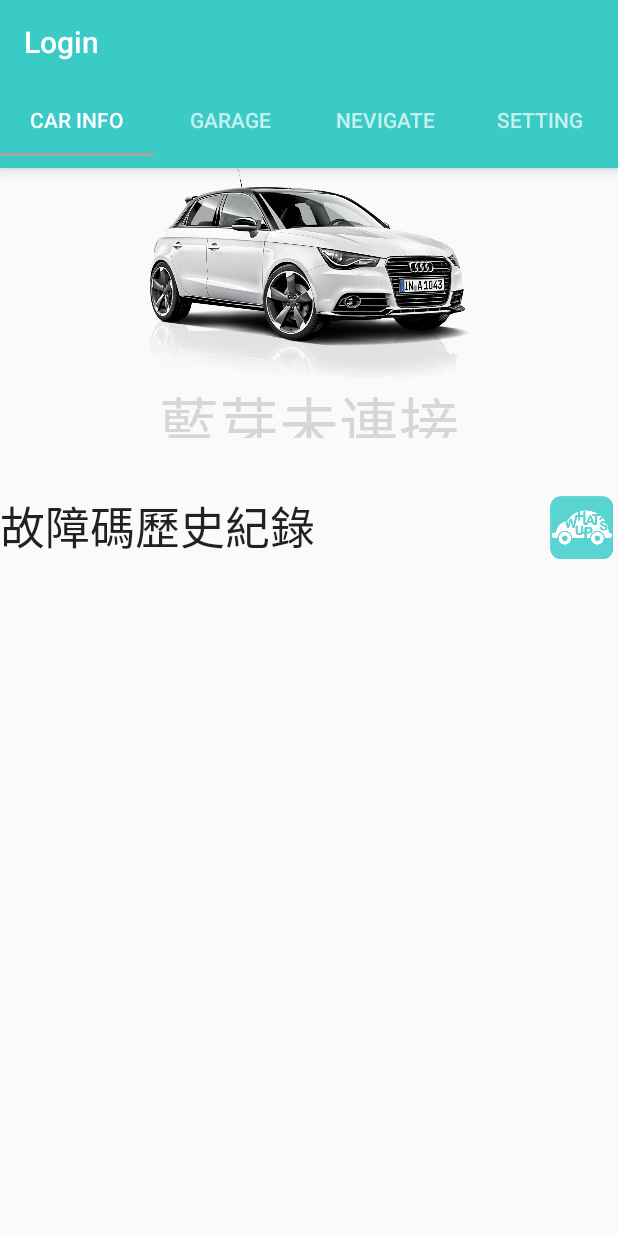
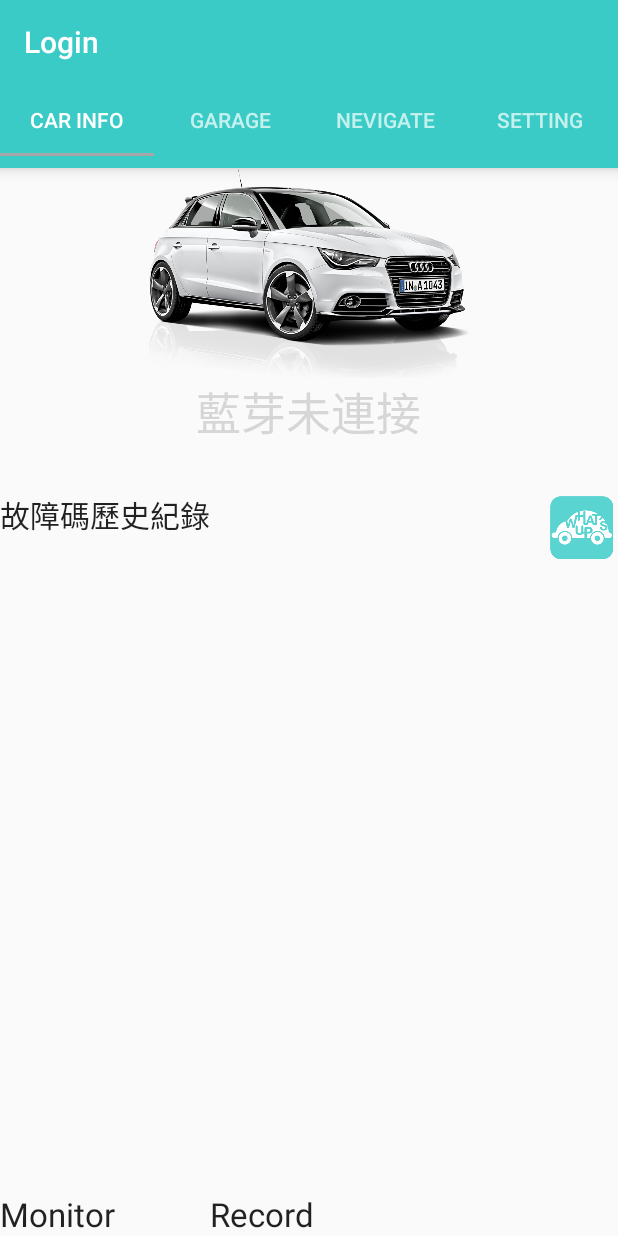
Before and after one commit to BowenKuo/jiatengying, an Android app: the CarInfo screen opened directly, with no data from a screen before it, on a phone screen of 412 x 824 dp. Run offline under Robolectric (Android 15) with nearby library versions, the phone set to English and light mode, and no system bars.

Commit message:
Add some function~~

```diff
--- /dev/null
+++ b/app/src/main/java/helper/BluetoothSocketSerializable.java
@@ -0,0 +1,28 @@
+package helper;
+
+import android.bluetooth.BluetoothSocket;
+import android.support.annotation.NonNull;
+
+import java.io.Serializable;
+
+/**
+ * Created by Rand on 2016/9/18. y = ax + b
+ */
+public class BluetoothSocketSerializable implements Serializable{
+    //Variables
+    private BluetoothSocket socket;
+
+    //Constructor
+    public BluetoothSocketSerializable(@NonNull final BluetoothSocket socket){
+        this.socket = socket;
+    }
+
+    //Public Method
+    public BluetoothSocket getSocket(){
+        return socket;
+    }
+
+    public void setSocket(@NonNull final BluetoothSocket socket){
+        this.socket = socket;
+    }
+}
--- a/app/src/main/java/org/onlineservice/rand/login/CarInfo.java
+++ b/app/src/main/java/org/onlineservice/rand/login/CarInfo.java
@@ -1,6 +1,10 @@
 package org.onlineservice.rand.login;
 
+import android.bluetooth.BluetoothAdapter;
+import android.bluetooth.BluetoothSocket;
+import android.content.Intent;
 import android.os.Bundle;
+import android.support.annotation.NonNull;
 import android.support.v4.app.Fragment;
 import android.support.v4.widget.SwipeRefreshLayout;
 import android.view.LayoutInflater;
@@ -9,23 +13,65 @@ import android.view.ViewGroup;
 import android.widget.ImageView;
 import android.widget.ListView;
 import android.widget.TextView;
+import android.widget.Toast;
+
+import helper.BluetoothSocketSerializable;
 
 
 public class CarInfo extends Fragment implements SwipeRefreshLayout.OnRefreshListener {
     //Variables
     private ImageView clearHistory, carPicture;
-    private TextView carStatus;
+    private TextView carStatus, toMonitor, toRecord;
     private ListView listView;
+    private BluetoothSocket socket;
+    private BluetoothSocketSerializable socketSerializable;
+    private BluetoothAdapter adapter = BluetoothAdapter.getDefaultAdapter();
 
     //Private methods
-    private void initialize(){
-        carPicture = (ImageView) (getActivity()).findViewById(R.id.carPicture);
-        clearHistory = (ImageView) getActivity().findViewById(R.id.clearHistory);
-        carStatus = (TextView) getActivity().findViewById(R.id.carStatus);
-        listView = (ListView) getActivity().findViewById(R.id.troubleCodesHistory);
+    private void initialize(@NonNull final View view){
+        carPicture = (ImageView) view.findViewById(R.id.carPicture);
+        clearHistory = (ImageView) view.findViewById(R.id.clearHistory);
+        carStatus = (TextView) view.findViewById(R.id.carStatus);
+        toMonitor = (TextView) view.findViewById(R.id.toMonitor);
+        toRecord = (TextView) view.findViewById(R.id.toRecord);
+        listView = (ListView) view.findViewById(R.id.troubleCodesHistory);
+
 
         carPicture.setOnClickListener(setCarPictureListener());
         clearHistory.setOnClickListener(setClearHistoryListener());
+
+        //Check Bluetooth Status
+        if (adapter == null){
+            Toast.makeText(getContext(),R.string.bluetoothNotAvailable,Toast.LENGTH_LONG).show();
+        }else{
+            if (!adapter.isEnabled()){
+                Toast.makeText(getContext(), R.string.bluetoothNotEnabled,
+                        Toast.LENGTH_LONG).show();
+                Intent intentBt = new Intent(BluetoothAdapter.ACTION_REQUEST_ENABLE);
+                startActivity(intentBt);
+            }
+        }
+    }
+
+    //ToMonitorOnClickListener
+    private View.OnClickListener setToMonotorListener(){
+        return new View.OnClickListener() {
+            @Override
+            public void onClick(View view) {
+                //TODO   To Monitor Activity
+                Intent intent = new Intent(getContext(),MonitorActivity.class);
+            }
+        };
+    }
+
+    //ToRecordOnClickListener
+    private View.OnClickListener setToRecordListener(){
+        return new View.OnClickListener() {
+            @Override
+            public void onClick(View view) {
+                //TODO  To Record Activity
+            }
+        };
     }
 
     // CarPictureOnclickListener
@@ -64,7 +110,7 @@ public class CarInfo extends Fragment implements SwipeRefreshLayout.OnRefreshLis
     @Override
     public View onCreateView(LayoutInflater inflater, ViewGroup container, Bundle savedInstanceState) {
         View view = inflater.inflate(R.layout.activity_carinfo, container, false);
-        initialize();
+        initialize(view);
         return inflater.inflate(R.layout.activity_carinfo, container, false);
     }
 
--- a/app/src/main/res/layout/activity_carinfo.xml
+++ b/app/src/main/res/layout/activity_carinfo.xml
@@ -83,10 +83,11 @@
             android:layout_width="wrap_content"
             android:layout_height="wrap_content"
             android:text="@string/status_not_connect"
-            android:textSize="40sp"
+            android:textSize="30sp"
             android:id="@+id/carStatus"
             android:layout_gravity="center_horizontal"
-            android:textColor="@color/design_textinput_error_color_light" />
+            android:textColor="@color/design_textinput_error_color_light"
+            android:clickable="true" />
 
     </LinearLayout>
 
@@ -96,7 +97,7 @@
         android:textAppearance="?android:attr/textAppearanceLarge"
         android:text="@string/dtcHistoryTitle"
         android:id="@+id/textView4"
-        android:textSize="30sp"
+        android:textSize="20sp"
         android:layout_below="@+id/linearLayout2"
         android:layout_alignParentLeft="true"
         android:layout_alignParentStart="true"
@@ -119,16 +120,41 @@
         android:layout_below="@+id/clearHistory"
         android:layout_alignRight="@+id/clearHistory"
         android:layout_alignEnd="@+id/clearHistory"
-        android:layout_marginTop="24dp" >
+        android:layout_marginTop="24dp" ></android.support.v4.widget.SwipeRefreshLayout>
+
+    <TextView
+        android:layout_width="wrap_content"
+        android:layout_height="wrap_content"
+        android:textAppearance="?android:attr/textAppearanceLarge"
+        android:text="@string/monitor"
+        android:id="@+id/toMonitor"
+        android:layout_alignParentBottom="true"
+        android:layout_alignParentLeft="true"
+        android:layout_alignParentStart="true"
+        android:layout_alignRight="@+id/textView4"
+        android:layout_alignEnd="@+id/textView4"
+        android:clickable="true" />
+
+    <TextView
+        android:layout_width="wrap_content"
+        android:layout_height="wrap_content"
+        android:textAppearance="?android:attr/textAppearanceLarge"
+        android:text="@string/record"
+        android:id="@+id/toRecord"
+        android:layout_toRightOf="@+id/toMonitor"
+        android:layout_alignTop="@+id/toMonitor"
+        android:layout_alignRight="@+id/clearHistory"
+        android:layout_alignEnd="@+id/clearHistory"
+        android:clickable="true" />
+
     <ListView
         android:layout_width="wrap_content"
         android:layout_height="wrap_content"
         android:id="@+id/troubleCodesHistory"
-        android:layout_alignTop="@+id/refreshLayout"
+        android:layout_below="@+id/clearHistory"
         android:layout_alignParentLeft="true"
-        android:layout_alignParentStart="true" />
-    </android.support.v4.widget.SwipeRefreshLayout>
-
+        android:layout_alignParentStart="true"
+        android:layout_above="@+id/toMonitor" />
 
 
 </RelativeLayout>
--- a/app/src/main/res/values/strings.xml
+++ b/app/src/main/res/values/strings.xml
@@ -49,4 +49,8 @@
     <string name="status_not_connect">藍芽未連接</string>
     <string name="status_healthy">健康</string>
     <string name="status_not_healthy">故障</string>
+    <string name="record">Record</string>
+    <string name="monitor">Monitor</string>
+    <string name="bluetoothNotAvailable">你的裝置不支援藍芽喔</string>
+    <string name="bluetoothNotEnabled">您的藍芽還沒開啟喔</string>
 </resources>
```
Also changed, not shown: 1 other file.
